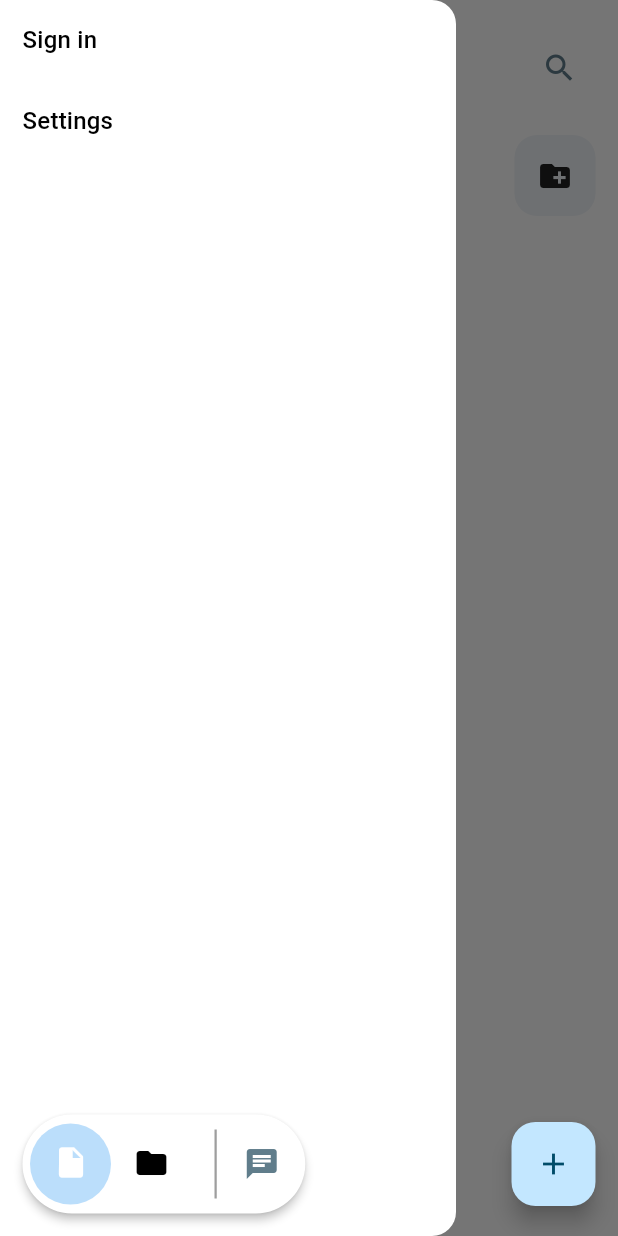
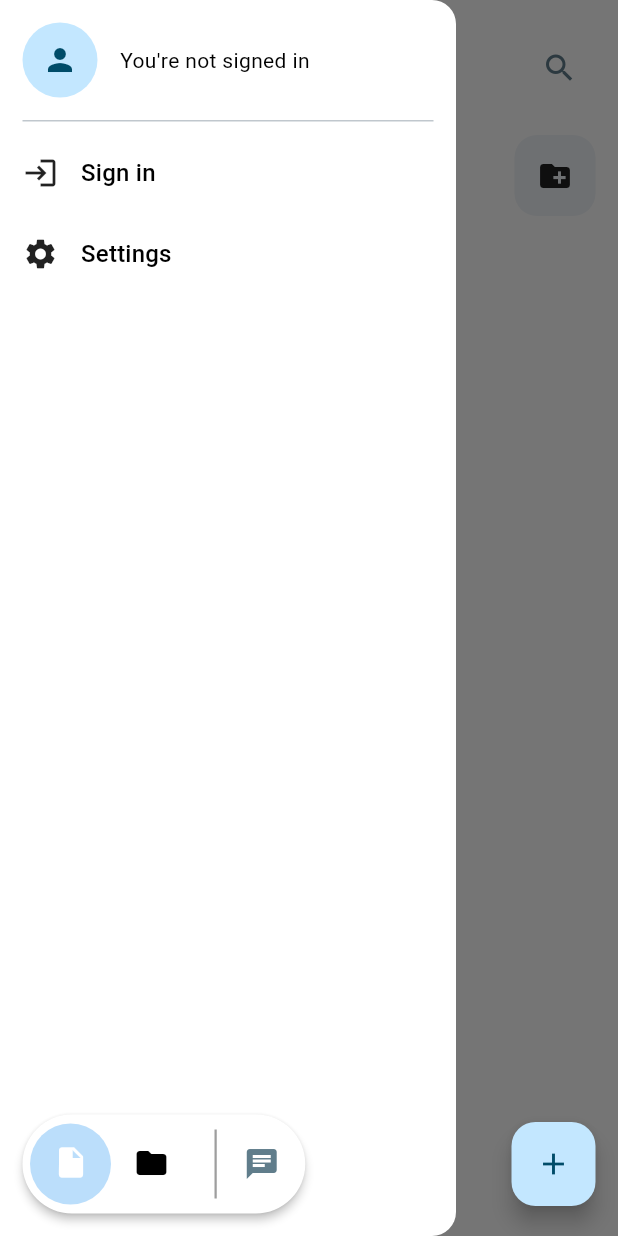
Before and after one commit to AdiSuresh/note-genie, a Flutter app: the screen it shows after launch, with the side drawer open, on a phone screen of 412 x 824 dp. Run offline on Flutter 3.47's test engine with Material 3 defaults, Android fonts, the phone set to English and light mode, and no system bars; our stand-ins replace copy_with_extension, email_validator, flutter_bloc, flutter_dotenv, flutter_secure_storage, go_router and 2 more; missing offline and left inert: dart_jsonwebtoken, flutter_quill, gpt_markdown; generated files the repository leaves out were written again.

Commit message:
add icons and header

```diff
--- a/lib/views/home/widgets/drawer.dart
+++ b/lib/views/home/widgets/drawer.dart
@@ -4,6 +4,7 @@ import 'package:go_router/go_router.dart';
 import 'package:note_maker/app/blocs/auth/bloc.dart';
 import 'package:note_maker/app/blocs/auth/event.dart';
 import 'package:note_maker/app/blocs/auth/state.dart';
+import 'package:note_maker/utils/extensions/build_context.dart';
 import 'package:note_maker/widgets/custom_animated_switcher.dart';
 
 class HomePageDrawer extends StatelessWidget {
@@ -18,6 +19,68 @@ class HomePageDrawer extends StatelessWidget {
       backgroundColor: Colors.white,
       child: Column(
         children: [
+          BlocBuilder<AuthBloc, AuthState>(
+            buildWhen: (previous, current) {
+              return previous.runtimeType != current.runtimeType;
+            },
+            builder: (context, state) {
+              final (avatar, text) = switch (state) {
+                AuthenticatedState(
+                  :final user,
+                ) =>
+                  (
+                    Text(
+                      user.email
+                          .substring(
+                            0,
+                            1,
+                          )
+                          .toUpperCase(),
+                      style: context.themeData.textTheme.bodyLarge?.copyWith(
+                        fontSize: 24,
+                      ),
+                    ),
+                    user.email,
+                  ),
+                _ => (
+                    Icon(
+                      Icons.person,
+                    ),
+                    'You\'re not signed in',
+                  ),
+              };
+              return Padding(
+                padding: const EdgeInsets.all(15),
+                child: CustomAnimatedSwitcher(
+                  child: Row(
+                    children: [
+                      CircleAvatar(
+                        minRadius: 25,
+                        child: avatar,
+                      ),
+                      const SizedBox(
+                        width: 15,
+                      ),
+                      Expanded(
+                        child: Text(
+                          text,
+                          overflow: TextOverflow.ellipsis,
+                        ),
+                      ),
+                    ],
+                  ),
+                ),
+              );
+            },
+          ),
+          const Divider(
+            indent: 15,
+            endIndent: 15,
+            height: 1,
+          ),
+          const SizedBox(
+            height: 7.5,
+          ),
           Expanded(
             child: ListView(
               children: [
@@ -30,6 +93,9 @@ class HomePageDrawer extends StatelessWidget {
                       child: switch (state) {
                         UnauthenticatedState() => _ListItem(
                             title: 'Sign in',
+                            icon: const Icon(
+                              Icons.login,
+                            ),
                             onTap: () {
                               context.go(
                                 '/auth',
@@ -37,6 +103,9 @@ class HomePageDrawer extends StatelessWidget {
                             },
                           ),
                         AuthenticatedState() => _ListItem(
+                            icon: const Icon(
+                              Icons.person,
+                            ),
                             title: 'Profile',
                             onTap: () {},
                           ),
@@ -47,6 +116,9 @@ class HomePageDrawer extends StatelessWidget {
                 ),
                 _ListItem(
                   title: 'Settings',
+                  icon: const Icon(
+                    Icons.settings,
+                  ),
                   onTap: () {},
                 ),
                 BlocBuilder<AuthBloc, AuthState>(
@@ -54,6 +126,9 @@ class HomePageDrawer extends StatelessWidget {
                     return switch (state) {
                       AuthenticatedState() => _ListItem(
                           title: 'Sign out',
+                          icon: const Icon(
+                            Icons.logout,
+                          ),
                           onTap: () {
                             authBloc.add(
                               const SignOutUserEvent(),
@@ -75,10 +150,12 @@ class HomePageDrawer extends StatelessWidget {
 
 class _ListItem extends StatelessWidget {
   final String title;
+  final Icon icon;
   final VoidCallback onTap;
 
   const _ListItem({
     required this.title,
+    required this.icon,
     required this.onTap,
   });
 
@@ -90,8 +167,11 @@ class _ListItem extends StatelessWidget {
       child: Padding(
         padding: const EdgeInsets.all(15),
         child: Row(
-          mainAxisAlignment: MainAxisAlignment.spaceBetween,
           children: [
+            icon,
+            const SizedBox(
+              width: 15,
+            ),
             Text(
               title,
               style: textTheme.titleMedium,
```
